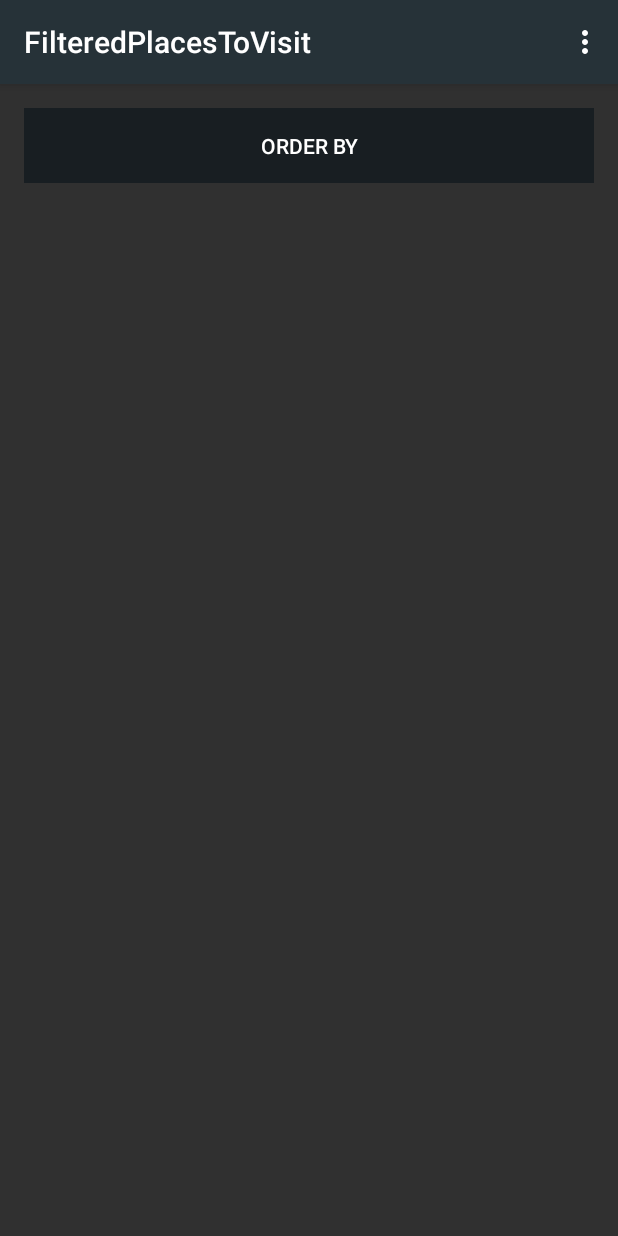
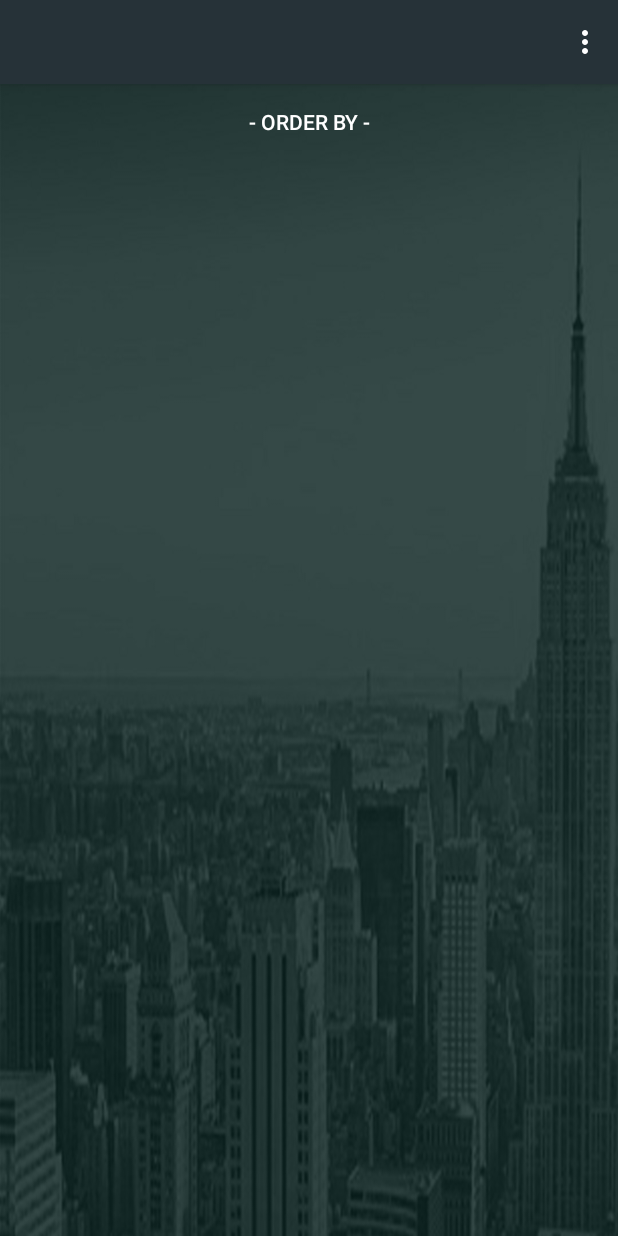
Before and after one commit to diegotavarez/mobileappsfall15, an Android app: the FilteredPlacesToVisit screen opened directly, with no data from a screen before it, on a phone screen of 412 x 824 dp. Run offline under Robolectric (Android 15) with nearby library versions, the phone set to English and light mode, and no system bars.

Commit message:
ordering places and changes in FilteredPlacesToVisit layout

```diff
--- a/Wanderlust/app/src/main/java/edu/uco/dtavarespereira/wanderlust/PlaceInformation.java
+++ b/Wanderlust/app/src/main/java/edu/uco/dtavarespereira/wanderlust/PlaceInformation.java
@@ -43,13 +43,13 @@ public class PlaceInformation extends Activity{
         setContentView(R.layout.activity_place_information);
         final Double lat, lng;
 
-
         ids = PlacesSearch.getIds();
         img = (ImageView) findViewById(R.id.imageView);
         ratingBar = (RatingBar) findViewById(R.id.ratingBar);
 
         Intent intent = getIntent();
         name = intent.getStringExtra("name");
+        setTitle(name);
         formatted_address = intent.getStringExtra("address");
        website = intent.getStringExtra("website");
         formatted_phone_number = intent.getStringExtra("phone");
--- a/Wanderlust/app/src/main/java/edu/uco/dtavarespereira/wanderlust/activity/FilteredPlacesToVisit.java
+++ b/Wanderlust/app/src/main/java/edu/uco/dtavarespereira/wanderlust/activity/FilteredPlacesToVisit.java
@@ -11,20 +11,21 @@ import android.widget.AdapterView;
 import android.widget.ArrayAdapter;
 import android.widget.Button;
 import android.widget.ListView;
-import android.widget.Spinner;
 
 import java.util.ArrayList;
 
 import edu.uco.dtavarespereira.wanderlust.PlaceInformation;
+import edu.uco.dtavarespereira.wanderlust.PlacesDetailsSearch;
 import edu.uco.dtavarespereira.wanderlust.R;
 
-public class FilteredPlacesToVisit extends Activity {
+public class FilteredPlacesToVisit extends Activity implements Ordering.OnCompleteListener{
     ListView places;
     Button order;
     ArrayList<ArrayList<String>> placesNames;
     ArrayList<String> names, ids;
     ArrayList<Location> locationsArray;
     ArrayList<String> photos;
+    String category;
 
     @Override
     protected void onCreate(Bundle savedInstanceState) {
@@ -39,7 +40,10 @@ public class FilteredPlacesToVisit extends Activity {
         locationsArray = new ArrayList<>();
         ids = new ArrayList<>();
         photos = new ArrayList<>();
+        category = intent.getStringExtra("category");
 
+
+        setTitle(category);
         for(int i = 0; i < j; i++){
             placesNames.add(i,intent.getStringArrayListExtra("data " + i));
             locationsArray.add(i, new Location(""));
@@ -51,7 +55,7 @@ public class FilteredPlacesToVisit extends Activity {
         photos = intent.getStringArrayListExtra("photos");
 
       names = new ArrayList<>();
-        for(ArrayList places : placesNames){
+     /*   for(ArrayList places : placesNames){
             ArrayList<String> s = places;
             // for(String data : s){
             // String formatted_address, formatted_phone_number, website;
@@ -60,6 +64,10 @@ public class FilteredPlacesToVisit extends Activity {
             //  website = places.get(2).toString();
             // formatted_phone_number = places.get(3).toString();
             // }
+        } */
+
+        for(Place places : PlacesDetailsSearch.placeArray){
+            names.add(places.getName());
         }
 
         ArrayAdapter<String> adapter = new ArrayAdapter<>(this, android.R.layout.simple_list_item_1, names);
@@ -71,6 +79,7 @@ public class FilteredPlacesToVisit extends Activity {
                 Ordering dialogFragment = new Ordering();
                 dialogFragment.setRetainInstance(true);
                 dialogFragment.show(getFragmentManager(), "tag");
+
             }
         });
 
@@ -125,4 +134,13 @@ public class FilteredPlacesToVisit extends Activity {
 
         return super.onOptionsItemSelected(item);
     }
+
+    public void onComplete(String time) {
+        // After the dialog fragment completes, it calls this callback.
+        // use the string here
+        Intent intent = getIntent();
+        finish();
+        startActivity(intent);
+    }
+
 }
--- a/Wanderlust/app/src/main/res/layout/activity_filtered_places_to_visit.xml
+++ b/Wanderlust/app/src/main/res/layout/activity_filtered_places_to_visit.xml
@@ -1,10 +1,11 @@
-<RelativeLayout xmlns:android="http://schemas.android.com/apk/res/android"
-    xmlns:tools="http://schemas.android.com/tools" android:layout_width="match_parent"
-    android:layout_height="match_parent" android:paddingLeft="@dimen/activity_horizontal_margin"
-    android:paddingRight="@dimen/activity_horizontal_margin"
-    android:paddingTop="@dimen/activity_vertical_margin"
-    android:paddingBottom="@dimen/activity_vertical_margin"
-    tools:context="edu.uco.dtavarespereira.wanderlust.activity.FilteredPlacesToVisit">
+<LinearLayout
+    xmlns:android="http://schemas.android.com/apk/res/android"
+    xmlns:tools="http://schemas.android.com/tools"
+    android:layout_width="match_parent"
+    android:layout_height="match_parent"
+    android:orientation="vertical"
+    android:background="@drawable/no_data_bg"
+    tools:context="edu.uco.dtavarespereira.wanderlust.activity.PlacesToVisit">
 
     <LinearLayout
         android:orientation="horizontal"
@@ -17,8 +18,8 @@
             android:layout_width="match_parent"
             android:layout_height="match_parent"
             android:id="@+id/order"
-            android:text="ORDER BY"
-            android:background="#181E22" />
+            android:text="@string/orderBy"
+            android:background="@android:color/transparent" />
 
     </LinearLayout>
 
@@ -34,10 +35,14 @@
             android:layout_width="match_parent"
             android:layout_height="wrap_content"
             android:clickable="true"
+            android:layout_marginLeft="20dp"
+            android:layout_marginRight="20dp"
+            android:layout_marginBottom="20dp"
             android:id="@+id/places"
+            android:background="#444444"
             android:layout_alignParentBottom="true"
             android:layout_alignParentStart="true"
             android:layout_below="@+id/ll3" />
     </LinearLayout>
 
-</RelativeLayout>
+</LinearLayout>
```
Also changed, not shown: Wanderlust/app/src/main/java/edu/uco/dtavarespereira/wanderlust/PlacesDetailsSearch.java (+47 -0 lines), Wanderlust/app/src/main/java/edu/uco/dtavarespereira/wanderlust/activity/Ordering.java (+36 -1 lines), Wanderlust/app/src/main/java/edu/uco/dtavarespereira/wanderlust/activity/Place.java (added, +74 -0 lines), Wanderlust/app/src/main/java/edu/uco/dtavarespereira/wanderlust/activity/PlacesToVisit.java (+5 -2 lines), Wanderlust/app/src/main/res/values/strings.xml (+8 -9 lines).
